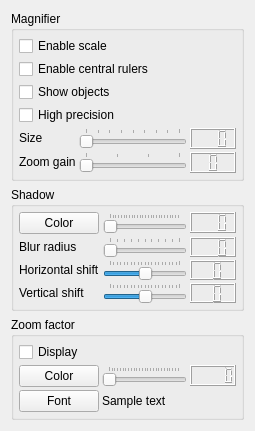
xnamed/vacuum-im, file src/plugins/mapmagnifier/magnifieroptions.ui: the form before one commit.
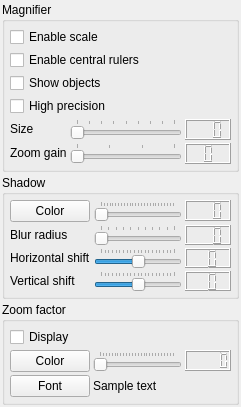
The form after the commit.

Patch:
```diff
--- a/src/plugins/mapmagnifier/magnifieroptions.ui
+++ b/src/plugins/mapmagnifier/magnifieroptions.ui
@@ -7,7 +7,7 @@
     <x>0</x>
     <y>0</y>
     <width>241</width>
-    <height>425</height>
+    <height>405</height>
    </rect>
   </property>
   <property name="sizePolicy">
@@ -20,6 +20,21 @@
    <string/>
   </property>
   <layout class="QGridLayout" name="gridLayout">
+   <property name="leftMargin">
+    <number>2</number>
+   </property>
+   <property name="topMargin">
+    <number>2</number>
+   </property>
+   <property name="rightMargin">
+    <number>2</number>
+   </property>
+   <property name="bottomMargin">
+    <number>2</number>
+   </property>
+   <property name="spacing">
+    <number>3</number>
+   </property>
    <item row="0" column="1">
     <widget class="QGroupBox" name="gpbMagnifier">
      <property name="sizePolicy">
```
